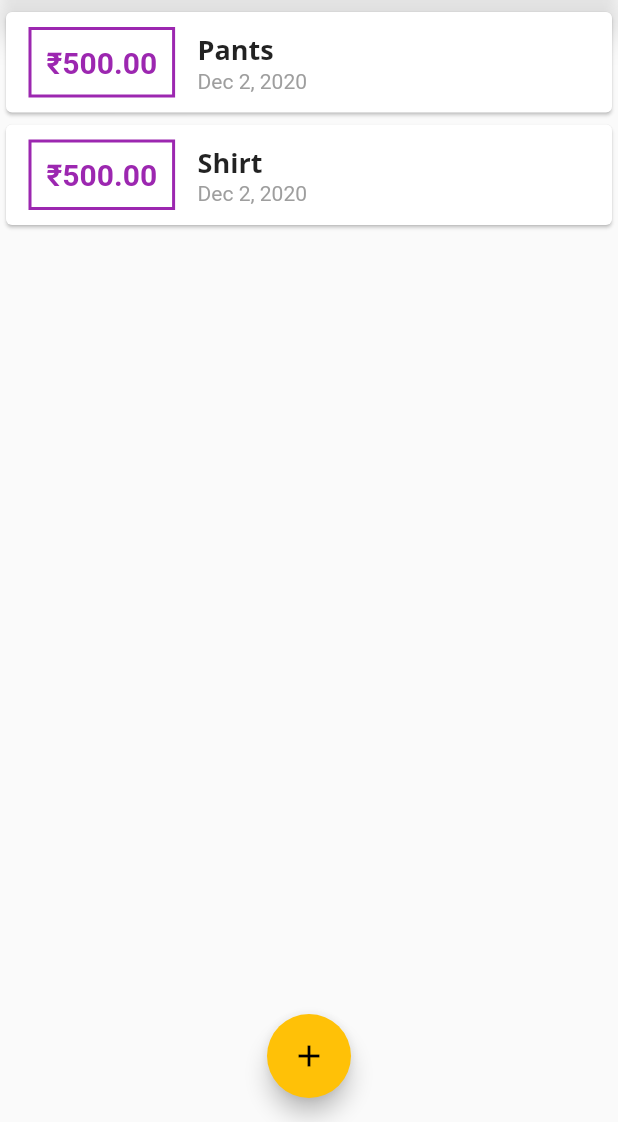
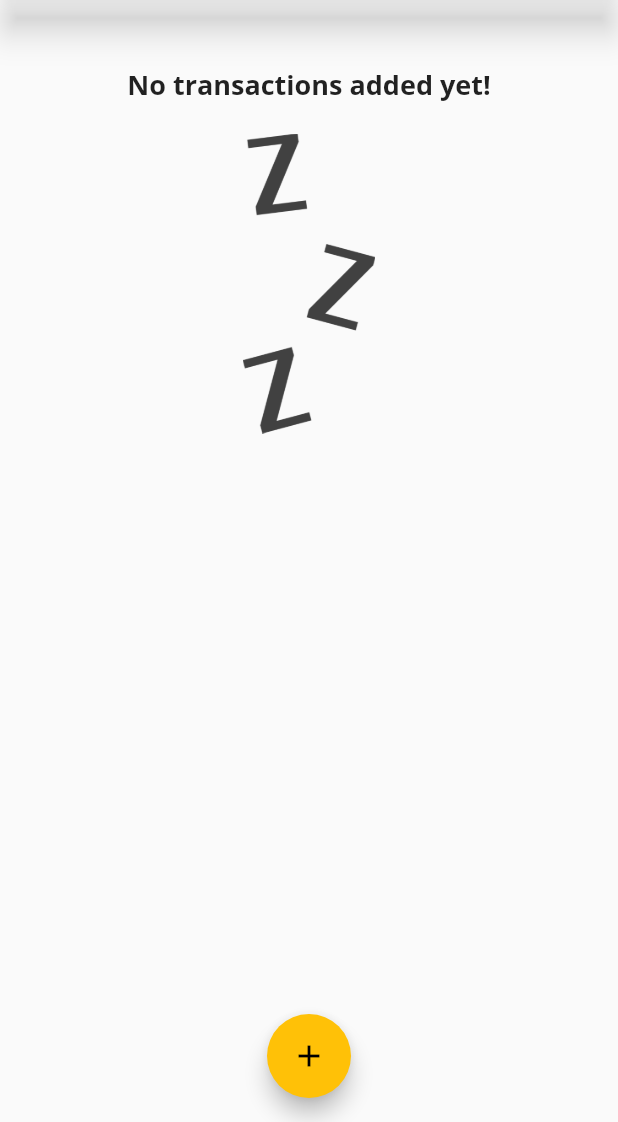
Before and after one commit to Satyajeetsinh/ExpensesFlutterApp, a Flutter app: the screen it shows after launch, on a phone screen of 412 x 824 dp, the part 114-1236 px from its top. Run offline on Flutter 3.47's test engine with Material 2 defaults, Android fonts, the phone set to English and light mode, and no system bars.

Commit message:
updating UI

```diff
--- a/lib/main.dart
+++ b/lib/main.dart
@@ -2,6 +2,7 @@ import './widgets/new_transaction.dart';
 import 'package:flutter/material.dart';
 import './models/transactions.dart';
 import './widgets/transaction_list.dart';
+import './widgets/chart.dart';
 
 void main() => runApp(MyApp());
 
@@ -44,19 +45,23 @@ class MyHomePage extends StatefulWidget {
 
 class _MyHomePageState extends State<MyHomePage> {
   final List<Transaction> _userTransactions = [
-    Transaction(
+    /* Transaction(
       id: "i1",
       title: "Pants",
       amount: 500,
       date: DateTime.now(),
-    ),
-    Transaction(
-      id: "i2",
-      title: "Shirt",
-      amount: 500,
-      date: DateTime.now(),
-    ),
+    ), */
   ];
+
+  List<Transaction> get _recentTransactions {
+    return _userTransactions.where((tx) {
+      return tx.date.isAfter(
+        DateTime.now().subtract(
+          Duration(days: 7),
+        ),
+      );
+    }).toList();
+  }
 
   void _addNewTransaction(String txTitle, double txAmount) {
     final newTx = Transaction(
@@ -110,6 +115,7 @@ class _MyHomePageState extends State<MyHomePage> {
                 elevation: 10,
               ),
             ),
+            Chart(_recentTransactions),
             TransactionList(_userTransactions),
           ],
         ),
--- /dev/null
+++ b/lib/widgets/chart.dart
@@ -0,0 +1,41 @@
+import '../models/transactions.dart';
+import 'package:flutter/material.dart';
+import 'package:intl/intl.dart';
+
+class Chart extends StatelessWidget {
+  final List<Transaction> recentTransactions;
+  Chart(this.recentTransactions);
+
+  List<Map<String, Object>> get groupedTransactionValues {
+    return List.generate(7, (index) {
+      final weekDay = DateTime.now().subtract(
+        Duration(days: index),
+      );
+      var totalSum = 0.0;
+      for (var i = 0; i < recentTransactions.length; i++) {
+        if (recentTransactions[i].date.day == weekDay.day &&
+            recentTransactions[i].date.month == weekDay.month &&
+            recentTransactions[i].date.year == weekDay.year) {
+          totalSum += recentTransactions[i].amount;
+        }
+      }
+      print(DateFormat.E().format(weekDay));
+      print(totalSum);
+
+      return {
+        "day": DateFormat.E().format(weekDay),
+        "amount": totalSum,
+      };
+    });
+  }
+
+  @override
+  Widget build(BuildContext context) {
+    print(groupedTransactionValues);
+    return Card(
+      elevation: 6,
+      margin: EdgeInsets.all(20),
+      child: Row(),
+    );
+  }
+}
--- a/lib/widgets/transaction_list.dart
+++ b/lib/widgets/transaction_list.dart
@@ -11,7 +11,26 @@ class TransactionList extends StatelessWidget {
   Widget build(BuildContext context) {
     return Container(
       height: 300,
-      child: ListView.builder(
+      child: transactions.isEmpty
+          ? Column(
+              children: <Widget>[
+                Text(
+                  "No transactions added yet!",
+                  style: Theme.of(context).textTheme.title,
+                ),
+                SizedBox(
+                  height: 20,
+                ),
+                Container(
+                  height: 200,
+                  child: Image.asset(
+                    "assets/images/waiting.png",
+                    fit: BoxFit.cover,
+                  ),
+                ),
+              ],
+            )
+          : ListView.builder(
               itemBuilder: (ctx, index) {
                 return Card(
                   child: Row(
--- a/pubspec.yaml
+++ b/pubspec.yaml
@@ -46,8 +46,8 @@ flutter:
   uses-material-design: true
 
   # To add assets to your application, add an assets section, like this:
-  # assets:
-  #   - images/a_dot_burr.jpeg
+  assets:
+    - assets/images/waiting.png
   #   - images/a_dot_ham.jpeg
 
   # An image asset can refer to one or more resolution-specific "variants", see
```
Also changed, not shown: assets/images/waiting.png (added). Lines whose indentation alone changed are shown as unchanged.
